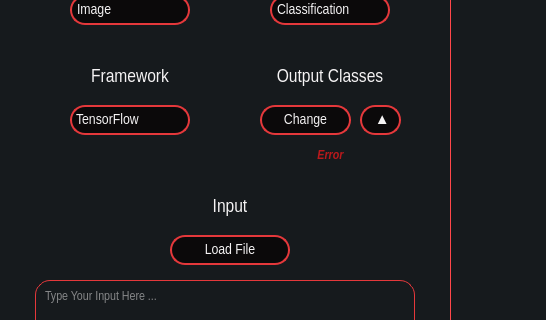
Qt form UIs/main-page.ui (heidariarash/NN2GUI) before a commit; both pictures show x 0 to 546 and y 95 to 415 of the 1000 by 750 pixel window.
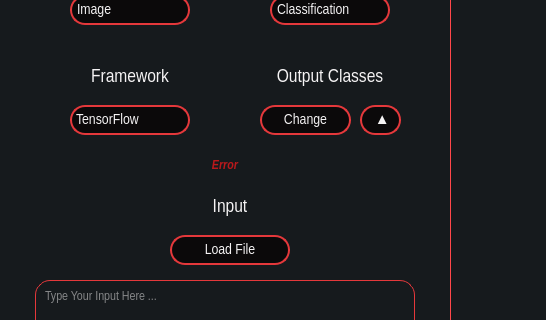
The same form after that commit. Icons and pictures are not drawn.

Commit message: functionality of uplad classes added

Patch:
```diff
--- a/UIs/main-page.ui
+++ b/UIs/main-page.ui
@@ -955,9 +955,9 @@
    <widget class="QLabel" name="load_classes_error">
     <property name="geometry">
      <rect>
-      <x>240</x>
-      <y>240</y>
-      <width>181</width>
+      <x>35</x>
+      <y>250</y>
+      <width>380</width>
       <height>20</height>
      </rect>
     </property>
```
The commit also changes 1 other file.
